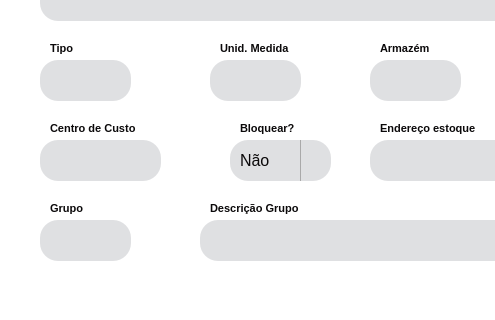
First picture: the form in src/qt/ui/edit_product_window.ui, repository eliezermoraesss/eureka_app_pyqt5_project_v2, before the edit; both pictures show x 0 to 495 and y 190 to 510 of the 640 by 600 pixel window.
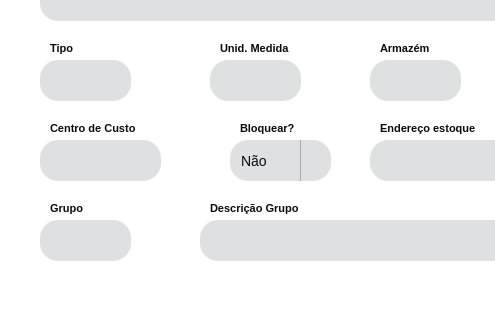
Second picture: the form after the edit. Icons and pictures are not drawn.

Commit message: feat: developing logic edit_product

```diff
--- a/src/qt/ui/edit_product_window.ui
+++ b/src/qt/ui/edit_product_window.ui
@@ -166,17 +166,17 @@
 
 QLineEdit {
     background-color: #DFE0E2;
-    padding-left: 15px;
+    padding-left: 11px;
     border-radius: 18px;
 	font-size: 14px;
 }
 
 QDateEdit, QComboBox {
     background-color: #DFE0E2;
-    padding: 5px 10px;
+    padding-left: 11px;
     border-radius: 18px;
     height: 20px;
-    font-size: 16px;
+    font-size: 14px;
 }
 
 QDateEdit::drop-down, QComboBox::drop-down {
```
The commit also changes 2 other files.
